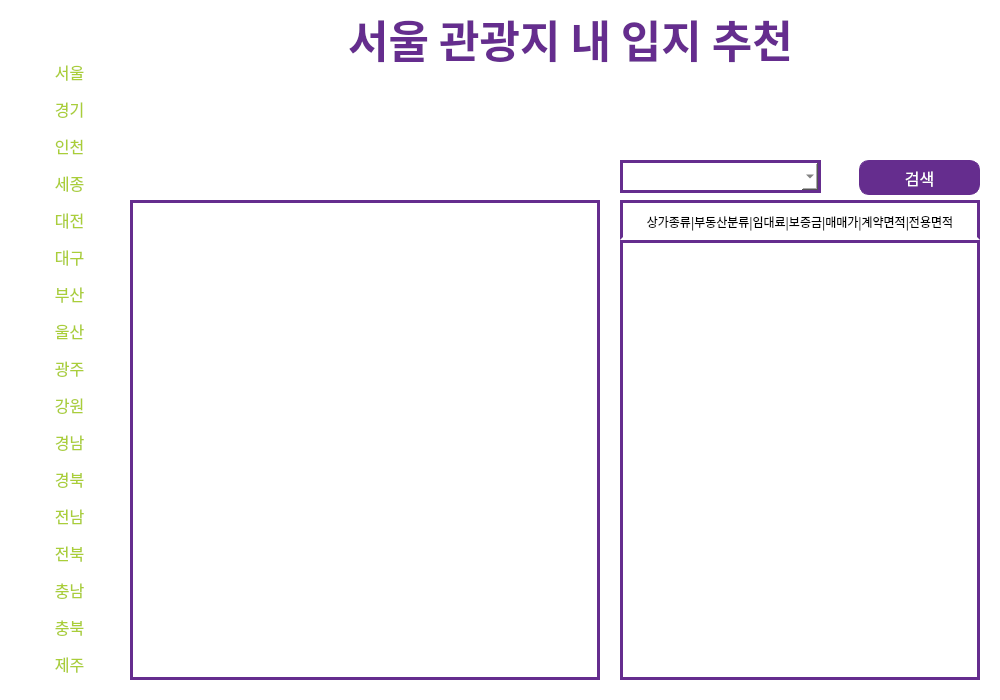
Above: ui/ui_file/CU_main.ui from HYEHEY/commercial_area_analysis before the change. Below: the same form after it.
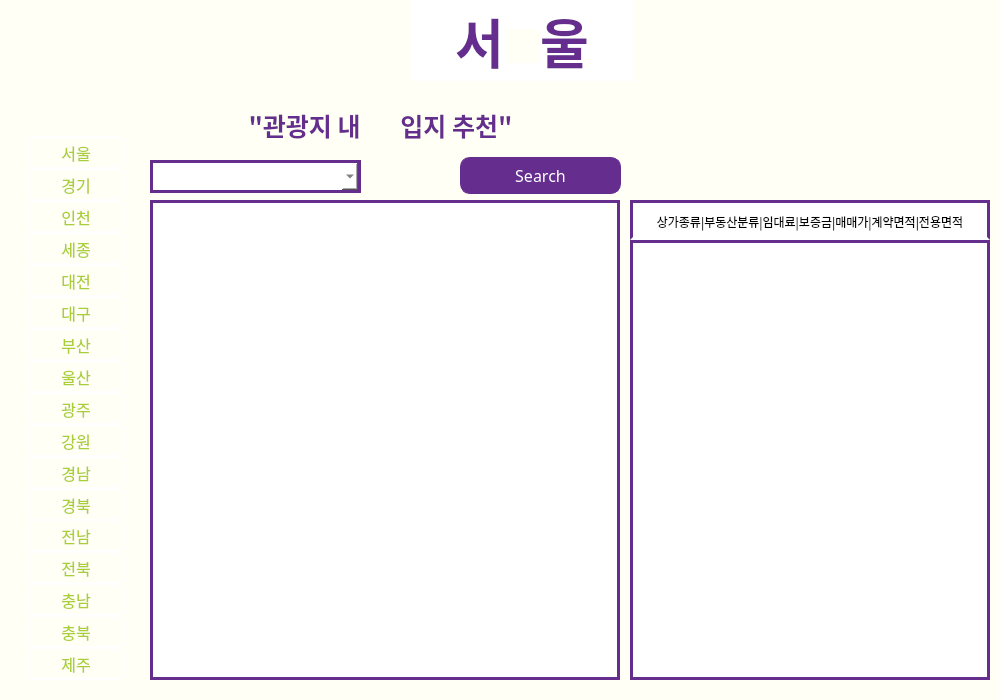
That is the form after the change. Icons and pictures are not drawn.

```diff
--- a/ui/ui_file/CU_main.ui
+++ b/ui/ui_file/CU_main.ui
@@ -23,19 +23,22 @@
     </rect>
    </property>
    <property name="styleSheet">
-    <string notr="true">background-color: rgb(255, 255, 255);</string>
+    <string notr="true">background-color: rgb(255, 255, 245);</string>
    </property>
    <widget class="QWidget" name="widget_2" native="true">
     <property name="geometry">
      <rect>
-      <x>20</x>
-      <y>54</y>
-      <width>100</width>
-      <height>630</height>
+      <x>25</x>
+      <y>127</y>
+      <width>102</width>
+      <height>561</height>
      </rect>
     </property>
     <property name="styleSheet">
-     <string notr="true">QPushButton{
+     <string notr="true">QWidget#widget_2{
+	background-color: rgb(255, 255, 245);
+}
+QPushButton{
 	border-color: rgb(255, 255, 255);
 	color: rgb(170, 206, 56);
 	border-style:solid;
@@ -53,7 +56,7 @@
 QPushButton:checked{
 	color: rgb(255, 255, 255);
 	background-color: rgb(170, 206, 56);
-	border-color: rgb(170, 206, 56);
+	border-color: rgb(255, 255, 255);
 	border-style:solid;
 	border-width:2px;
 	border-radius:10px;
@@ -62,10 +65,10 @@
     <widget class="QPushButton" name="btn_17">
      <property name="geometry">
       <rect>
-       <x>0</x>
-       <y>592</y>
-       <width>99</width>
-       <height>35</height>
+       <x>2</x>
+       <y>520</y>
+       <width>98</width>
+       <height>33</height>
       </rect>
      </property>
      <property name="font">
@@ -90,10 +93,10 @@
     <widget class="QPushButton" name="btn_1">
      <property name="geometry">
       <rect>
-       <x>0</x>
-       <y>0</y>
-       <width>99</width>
-       <height>35</height>
+       <x>2</x>
+       <y>9</y>
+       <width>98</width>
+       <height>33</height>
       </rect>
      </property>
      <property name="font">
@@ -121,10 +124,10 @@
     <widget class="QPushButton" name="btn_16">
      <property name="geometry">
       <rect>
-       <x>0</x>
-       <y>555</y>
-       <width>99</width>
-       <height>35</height>
+       <x>2</x>
+       <y>488</y>
+       <width>98</width>
+       <height>33</height>
       </rect>
      </property>
      <property name="font">
@@ -149,10 +152,10 @@
     <widget class="QPushButton" name="btn_15">
      <property name="geometry">
       <rect>
-       <x>0</x>
-       <y>518</y>
-       <width>99</width>
-       <height>35</height>
+       <x>2</x>
+       <y>456</y>
+       <width>98</width>
+       <height>33</height>
       </rect>
      </property>
      <property name="font">
@@ -177,10 +180,10 @@
     <widget class="QPushButton" name="btn_14">
      <property name="geometry">
       <rect>
-       <x>0</x>
-       <y>481</y>
-       <width>99</width>
-       <height>35</height>
+       <x>2</x>
+       <y>424</y>
+       <width>98</width>
+       <height>33</height>
       </rect>
      </property>
      <property name="font">
@@ -205,10 +208,10 @@
     <widget class="QPushButton" name="btn_13">
      <property name="geometry">
       <rect>
-       <x>0</x>
-       <y>444</y>
-       <width>99</width>
-       <height>35</height>
+       <x>2</x>
+       <y>392</y>
+       <width>98</width>
+       <height>33</height>
       </rect>
      </property>
      <property name="font">
@@ -233,10 +236,10 @@
     <widget class="QPushButton" name="btn_12">
      <property name="geometry">
       <rect>
-       <x>0</x>
-       <y>407</y>
-       <width>99</width>
-       <height>35</height>
+       <x>2</x>
+       <y>361</y>
+       <width>98</width>
+       <height>33</height>
       </rect>
      </property>
      <property name="font">
@@ -261,10 +264,10 @@
     <widget class="QPushButton" name="btn_11">
      <property name="geometry">
       <rect>
-       <x>0</x>
-       <y>370</y>
-       <width>99</width>
-       <height>35</height>
+       <x>2</x>
+       <y>329</y>
+       <width>98</width>
+       <height>33</height>
       </rect>
      </property>
      <property name="font">
@@ -289,10 +292,10 @@
     <widget class="QPushButton" name="btn_10">
      <property name="geometry">
       <rect>
-       <x>0</x>
-       <y>333</y>
-       <width>99</width>
-       <height>35</height>
+       <x>2</x>
+       <y>297</y>
+       <width>98</width>
+       <height>33</height>
       </rect>
      </property>
      <property name="font">
@@ -317,10 +320,10 @@
     <widget class="QPushButton" name="btn_9">
      <property name="geometry">
       <rect>
-       <x>0</x>
-       <y>296</y>
-       <width>99</width>
-       <height>35</height>
+       <x>2</x>
+       <y>265</y>
+       <width>98</width>
+       <height>33</height>
       </rect>
      </property>
      <property name="font">
@@ -345,10 +348,10 @@
     <widget class="QPushButton" name="btn_8">
      <property name="geometry">
       <rect>
-       <x>0</x>
-       <y>259</y>
-       <width>99</width>
-       <height>35</height>
+       <x>2</x>
+       <y>233</y>
+       <width>98</width>
+       <height>33</height>
       </rect>
      </property>
      <property name="font">
@@ -373,10 +376,10 @@
     <widget class="QPushButton" name="btn_7">
      <property name="geometry">
       <rect>
-       <x>0</x>
-       <y>222</y>
-       <width>99</width>
-       <height>35</height>
+       <x>2</x>
+       <y>201</y>
+       <width>98</width>
+       <height>33</height>
       </rect>
      </property>
      <property name="font">
@@ -401,10 +404,10 @@
     <widget class="QPushButton" name="btn_6">
      <property name="geometry">
       <rect>
-       <x>0</x>
-       <y>185</y>
-       <width>99</width>
-       <height>35</height>
+       <x>2</x>
+       <y>169</y>
+       <width>98</width>
+       <height>33</height>
       </rect>
      </property>
      <property name="font">
@@ -429,10 +432,10 @@
     <widget class="QPushButton" name="btn_5">
      <property name="geometry">
       <rect>
-       <x>0</x>
-       <y>148</y>
-       <width>99</width>
-       <height>35</height>
+       <x>2</x>
+       <y>137</y>
+       <width>98</width>
+       <height>33</height>
       </rect>
      </property>
      <property name="font">
@@ -457,10 +460,10 @@
     <widget class="QPushButton" name="btn_4">
      <property name="geometry">
       <rect>
-       <x>0</x>
-       <y>111</y>
-       <width>99</width>
-       <height>35</height>
+       <x>2</x>
+       <y>105</y>
+       <width>98</width>
+       <height>33</height>
       </rect>
      </property>
      <property name="font">
@@ -485,10 +488,10 @@
     <widget class="QPushButton" name="btn_3">
      <property name="geometry">
       <rect>
-       <x>0</x>
-       <y>74</y>
-       <width>99</width>
-       <height>35</height>
+       <x>2</x>
+       <y>73</y>
+       <width>98</width>
+       <height>33</height>
       </rect>
      </property>
      <property name="font">
@@ -513,10 +516,10 @@
     <widget class="QPushButton" name="btn_2">
      <property name="geometry">
       <rect>
-       <x>0</x>
-       <y>37</y>
-       <width>99</width>
-       <height>35</height>
+       <x>2</x>
+       <y>41</y>
+       <width>98</width>
+       <height>33</height>
       </rect>
      </property>
      <property name="font">
@@ -545,25 +548,26 @@
    <widget class="QLabel" name="title_lbl">
     <property name="geometry">
      <rect>
-      <x>300</x>
-      <y>3</y>
-      <width>541</width>
-      <height>71</height>
+      <x>411</x>
+      <y>0</y>
+      <width>222</width>
+      <height>81</height>
      </rect>
     </property>
     <property name="font">
      <font>
       <family>티머니 둥근바람 ExtraBold</family>
-      <pointsize>33</pointsize>
+      <pointsize>40</pointsize>
       <weight>75</weight>
       <bold>true</bold>
      </font>
     </property>
     <property name="styleSheet">
-     <string notr="true">color: rgb(101, 45, 142);</string>
+     <string notr="true">color: rgb(101, 45, 142);
+background-color: rgb(255, 255, 255);</string>
     </property>
     <property name="text">
-     <string>서울 관광지 내 입지 추천</string>
+     <string>서   울</string>
     </property>
     <property name="alignment">
      <set>Qt::AlignCenter</set>
@@ -572,7 +576,7 @@
    <widget class="QWidget" name="widget_3" native="true">
     <property name="geometry">
      <rect>
-      <x>130</x>
+      <x>150</x>
       <y>200</y>
       <width>470</width>
       <height>480</height>
@@ -648,7 +652,7 @@
    <widget class="QScrollArea" name="scrollArea">
     <property name="geometry">
      <rect>
-      <x>620</x>
+      <x>630</x>
       <y>240</y>
       <width>360</width>
       <height>440</height>
@@ -734,9 +738,9 @@
    <widget class="QComboBox" name="comboBox">
     <property name="geometry">
      <rect>
-      <x>620</x>
+      <x>150</x>
       <y>160</y>
-      <width>201</width>
+      <width>211</width>
       <height>33</height>
      </rect>
     </property>
@@ -763,10 +767,10 @@
    <widget class="QPushButton" name="search_btn">
     <property name="geometry">
      <rect>
-      <x>859</x>
-      <y>160</y>
-      <width>121</width>
-      <height>35</height>
+      <x>460</x>
+      <y>157</y>
+      <width>161</width>
+      <height>37</height>
      </rect>
     </property>
     <property name="font">
@@ -785,13 +789,13 @@
 </string>
     </property>
     <property name="text">
-     <string>검색</string>
+     <string>Search</string>
     </property>
    </widget>
    <widget class="QWidget" name="widget_4" native="true">
     <property name="geometry">
      <rect>
-      <x>620</x>
+      <x>630</x>
       <y>200</y>
       <width>360</width>
       <height>40</height>
@@ -840,35 +844,13 @@
      </property>
     </widget>
    </widget>
-   <widget class="QLabel" name="label_3">
-    <property name="geometry">
-     <rect>
-      <x>0</x>
-      <y>0</y>
-      <width>141</width>
-      <height>51</height>
-     </rect>
-    </property>
-    <property name="styleSheet">
-     <string notr="true">background-color: rgba(255, 255, 255, 0);</string>
-    </property>
-    <property name="text">
-     <string/>
-    </property>
-    <property name="pixmap">
-     <pixmap>../ui_img/씨유로고2.PNG</pixmap>
-    </property>
-    <property name="scaledContents">
-     <bool>true</bool>
-    </property>
-   </widget>
    <widget class="QLabel" name="label">
     <property name="geometry">
      <rect>
-      <x>270</x>
-      <y>68</y>
-      <width>271</width>
-      <height>151</height>
+      <x>780</x>
+      <y>89</y>
+      <width>211</width>
+      <height>111</height>
      </rect>
     </property>
     <property name="text">
@@ -884,10 +866,10 @@
    <widget class="QLabel" name="label_4">
     <property name="geometry">
      <rect>
-      <x>180</x>
-      <y>73</y>
-      <width>139</width>
-      <height>141</height>
+      <x>595</x>
+      <y>83</y>
+      <width>181</width>
+      <height>121</height>
      </rect>
     </property>
     <property name="text">
@@ -900,16 +882,207 @@
      <bool>true</bool>
     </property>
    </widget>
+   <widget class="QLabel" name="label_5">
+    <property name="geometry">
+     <rect>
+      <x>0</x>
+      <y>0</y>
+      <width>221</width>
+      <height>120</height>
+     </rect>
+    </property>
+    <property name="text">
+     <string/>
+    </property>
+    <property name="pixmap">
+     <pixmap>../ui_img/간판.png</pixmap>
+    </property>
+    <property name="scaledContents">
+     <bool>true</bool>
+    </property>
+   </widget>
+   <widget class="QLabel" name="label_6">
+    <property name="geometry">
+     <rect>
+      <x>190</x>
+      <y>0</y>
+      <width>221</width>
+      <height>120</height>
+     </rect>
+    </property>
+    <property name="text">
+     <string/>
+    </property>
+    <property name="pixmap">
+     <pixmap>../ui_img/간판.png</pixmap>
+    </property>
+    <property name="scaledContents">
+     <bool>true</bool>
+    </property>
+   </widget>
+   <widget class="QLabel" name="label_7">
+    <property name="geometry">
+     <rect>
+      <x>380</x>
+      <y>0</y>
+      <width>221</width>
+      <height>111</height>
+     </rect>
+    </property>
+    <property name="text">
+     <string/>
+    </property>
+    <property name="pixmap">
+     <pixmap>../ui_img/간판.png</pixmap>
+    </property>
+    <property name="scaledContents">
+     <bool>true</bool>
+    </property>
+   </widget>
+   <widget class="QLabel" name="label_8">
+    <property name="geometry">
+     <rect>
+      <x>570</x>
+      <y>0</y>
+      <width>221</width>
+      <height>111</height>
+     </rect>
+    </property>
+    <property name="text">
+     <string/>
+    </property>
+    <property name="pixmap">
+     <pixmap>../ui_img/간판.png</pixmap>
+    </property>
+    <property name="scaledContents">
+     <bool>true</bool>
+    </property>
+   </widget>
+   <widget class="QLabel" name="label_9">
+    <property name="geometry">
+     <rect>
+      <x>760</x>
+      <y>0</y>
+      <width>221</width>
+      <height>120</height>
+     </rect>
+    </property>
+    <property name="text">
+     <string/>
+    </property>
+    <property name="pixmap">
+     <pixmap>../ui_img/간판.png</pixmap>
+    </property>
+    <property name="scaledContents">
+     <bool>true</bool>
+    </property>
+   </widget>
+   <widget class="QLabel" name="label_10">
+    <property name="geometry">
+     <rect>
+      <x>951</x>
+      <y>0</y>
+      <width>221</width>
+      <height>120</height>
+     </rect>
+    </property>
+    <property name="text">
+     <string/>
+    </property>
+    <property name="pixmap">
+     <pixmap>../ui_img/간판.png</pixmap>
+    </property>
+    <property name="scaledContents">
+     <bool>true</bool>
+    </property>
+   </widget>
+   <widget class="QLabel" name="label_3">
+    <property name="geometry">
+     <rect>
+      <x>361</x>
+      <y>110</y>
+      <width>39</width>
+      <height>34</height>
+     </rect>
+    </property>
+    <property name="styleSheet">
+     <string notr="true">background-color: rgba(255, 255, 255, 0);</string>
+    </property>
+    <property name="text">
+     <string/>
+    </property>
+    <property name="pixmap">
+     <pixmap>../ui_img/씨유로고13.png</pixmap>
+    </property>
+    <property name="scaledContents">
+     <bool>true</bool>
+    </property>
+   </widget>
+   <widget class="QLabel" name="label_11">
+    <property name="geometry">
+     <rect>
+      <x>506</x>
+      <y>29</y>
+      <width>34</width>
+      <height>34</height>
+     </rect>
+    </property>
+    <property name="text">
+     <string/>
+    </property>
+    <property name="pixmap">
+     <pixmap>../ui_img/씨유로2고.png</pixmap>
+    </property>
+    <property name="scaledContents">
+     <bool>true</bool>
+    </property>
+   </widget>
+   <widget class="QLabel" name="title_lbl_2">
+    <property name="geometry">
+     <rect>
+      <x>230</x>
+      <y>100</y>
+      <width>301</width>
+      <height>51</height>
+     </rect>
+    </property>
+    <property name="font">
+     <font>
+      <family>티머니 둥근바람 ExtraBold</family>
+      <pointsize>19</pointsize>
+      <weight>75</weight>
+      <bold>true</bold>
+     </font>
+    </property>
+    <property name="styleSheet">
+     <string notr="true">color: rgb(101, 45, 142);
+background-color: rgb(255, 255, 245);</string>
+    </property>
+    <property name="text">
+     <string>&quot;관광지 내       입지 추천&quot;</string>
+    </property>
+    <property name="alignment">
+     <set>Qt::AlignCenter</set>
+    </property>
+   </widget>
+   <zorder>label_5</zorder>
+   <zorder>label_6</zorder>
+   <zorder>title_lbl_2</zorder>
+   <zorder>label_9</zorder>
+   <zorder>label_8</zorder>
+   <zorder>label_7</zorder>
+   <zorder>title_lbl</zorder>
    <zorder>label</zorder>
    <zorder>label_4</zorder>
-   <zorder>widget_2</zorder>
-   <zorder>title_lbl</zorder>
    <zorder>widget_3</zorder>
    <zorder>scrollArea</zorder>
    <zorder>comboBox</zorder>
    <zorder>search_btn</zorder>
    <zorder>widget_4</zorder>
+   <zorder>label_10</zorder>
    <zorder>label_3</zorder>
+   <zorder>label_11</zorder>
+   <zorder>widget_2</zorder>
   </widget>
  </widget>
  <resources/>
```
